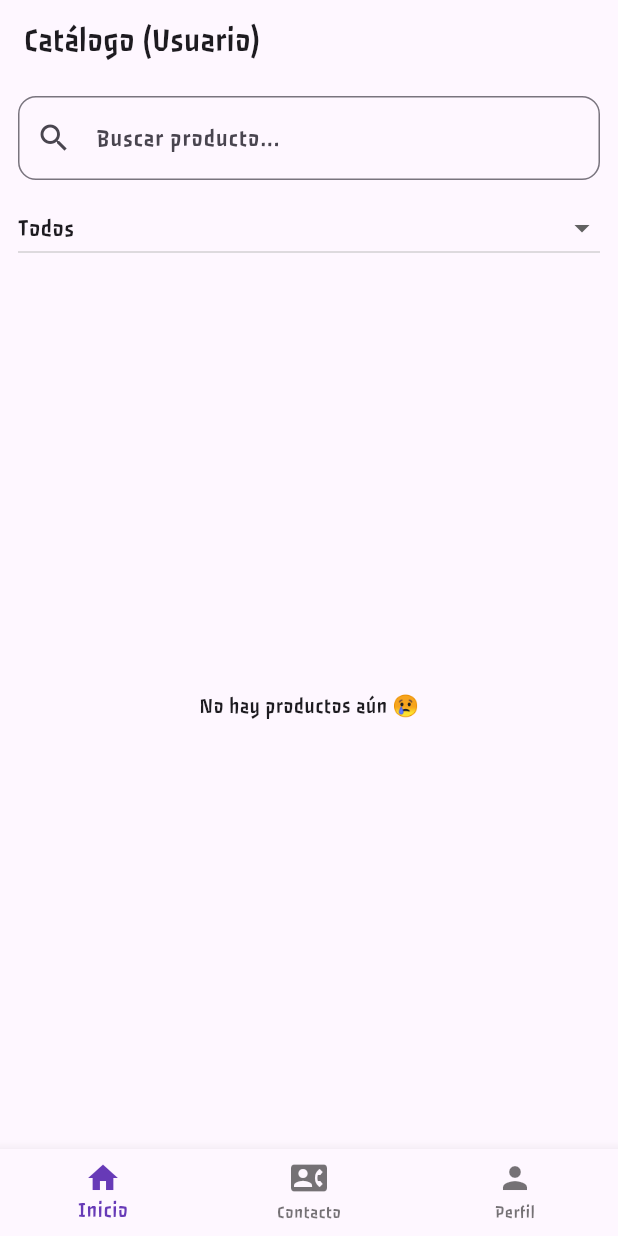
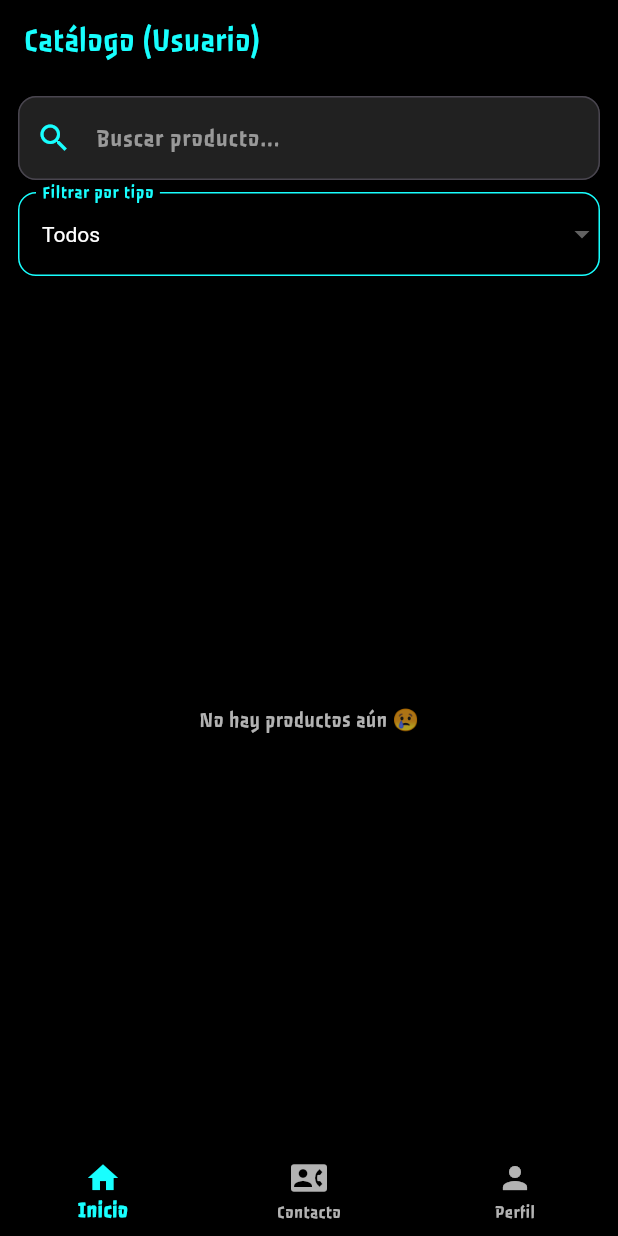
Before and after one commit to Yorshgamer/app-detodo, a Flutter app: the screen it shows after launch, on a phone screen of 412 x 824 dp. Run offline on Flutter 3.47's test engine with Material 3 defaults, Android fonts, the phone set to English and light mode, and no system bars; our stand-ins replace cloud_firestore, firebase_auth, firebase_core, geolocator, google_maps_flutter; accounts and stored records are empty.

Commit message:
Se actualizaron las interfaces de catalogo y barar de navegacion

```diff
--- a/lib/screens/user/MainNavScreen.dart
+++ b/lib/screens/user/MainNavScreen.dart
@@ -1,7 +1,7 @@
 import 'package:flutter/material.dart';
-import 'catalogo_screen.dart'; // ya existente
-import 'contacto_screen.dart'; // por crear
-import 'perfil_screen.dart';   // por crear
+import 'catalogo_screen.dart';
+import 'contacto_screen.dart';
+import 'perfil_screen.dart';
 
 class MainNavScreen extends StatefulWidget {
   final bool modoInvitado;
@@ -25,15 +25,42 @@ class _MainNavScreenState extends State<MainNavScreen> {
     return Scaffold(
       body: paginas[_currentIndex],
       bottomNavigationBar: BottomNavigationBar(
+        backgroundColor: Colors.black,
         currentIndex: _currentIndex,
         onTap: (index) => setState(() => _currentIndex = index),
-        selectedItemColor: Colors.deepPurple,
+        type: BottomNavigationBarType.fixed,
+        selectedItemColor: _getSelectedColor(_currentIndex),
+        unselectedItemColor: Colors.white70,
+        selectedLabelStyle: const TextStyle(fontWeight: FontWeight.bold),
         items: const [
-          BottomNavigationBarItem(icon: Icon(Icons.home), label: 'Inicio'),
-          BottomNavigationBarItem(icon: Icon(Icons.contact_phone), label: 'Contacto'),
-          BottomNavigationBarItem(icon: Icon(Icons.person), label: 'Perfil'),
+          BottomNavigationBarItem(
+            icon: Icon(Icons.home),
+            label: 'Inicio',
+          ),
+          BottomNavigationBarItem(
+            icon: Icon(Icons.contact_phone),
+            label: 'Contacto',
+          ),
+          BottomNavigationBarItem(
+            icon: Icon(Icons.person),
+            label: 'Perfil',
+          ),
         ],
       ),
     );
   }
+
+  /// Retorna el color según el ítem seleccionado
+  Color _getSelectedColor(int index) {
+    switch (index) {
+      case 0:
+        return Colors.cyanAccent; // Inicio
+      case 1:
+        return Colors.amberAccent; // Contacto
+      case 2:
+        return Colors.deepPurpleAccent; // Perfil
+      default:
+        return Colors.cyanAccent;
+    }
+  }
 }
--- a/lib/screens/user/catalogo_screen.dart
+++ b/lib/screens/user/catalogo_screen.dart
@@ -1,6 +1,6 @@
 import 'package:flutter/material.dart';
-import '../auth/login_screen.dart'; // Asegúrate de importar esto
 import 'package:cloud_firestore/cloud_firestore.dart';
+import '../auth/login_screen.dart';
 
 class CatalogoScreen extends StatefulWidget {
   final bool modoInvitado;
@@ -18,9 +18,12 @@ class _CatalogoScreenState extends State<CatalogoScreen> {
   @override
   Widget build(BuildContext context) {
     return Scaffold(
+      backgroundColor: Colors.black,
       appBar: AppBar(
+        backgroundColor: Colors.black,
         title: Text(
           'Catálogo (${widget.modoInvitado ? 'Invitado' : 'Usuario'})',
+          style: const TextStyle(color: Colors.cyanAccent),
         ),
         actions: [
           if (widget.modoInvitado)
@@ -44,11 +47,20 @@ class _CatalogoScreenState extends State<CatalogoScreen> {
           Padding(
             padding: const EdgeInsets.symmetric(horizontal: 12, vertical: 8),
             child: TextField(
-              decoration: const InputDecoration(
+              style: const TextStyle(color: Colors.white),
+              decoration: InputDecoration(
                 hintText: 'Buscar producto...',
-                prefixIcon: Icon(Icons.search),
+                hintStyle: const TextStyle(color: Colors.white54),
+                prefixIcon: const Icon(Icons.search, color: Colors.cyanAccent),
+                filled: true,
+                fillColor: Colors.grey[900],
                 border: OutlineInputBorder(
-                  borderRadius: BorderRadius.all(Radius.circular(12)),
+                  borderRadius: BorderRadius.circular(12),
+                  borderSide: const BorderSide(color: Colors.cyanAccent),
+                ),
+                focusedBorder: OutlineInputBorder(
+                  borderRadius: BorderRadius.circular(12),
+                  borderSide: const BorderSide(color: Colors.cyanAccent, width: 2),
                 ),
               ),
               onChanged: (value) {
@@ -58,12 +70,26 @@ class _CatalogoScreenState extends State<CatalogoScreen> {
               },
             ),
           ),
+
           // 🔘 Filtro por tipo
           Padding(
             padding: const EdgeInsets.symmetric(horizontal: 12),
-            child: DropdownButton<String>(
+            child: DropdownButtonFormField<String>(
+              dropdownColor: Colors.grey[900],
               value: _filtroTipo,
-              isExpanded: true,
+              style: const TextStyle(color: Colors.white),
+              decoration: InputDecoration(
+                labelText: 'Filtrar por tipo',
+                labelStyle: const TextStyle(color: Colors.cyanAccent),
+                enabledBorder: OutlineInputBorder(
+                  borderSide: const BorderSide(color: Colors.cyanAccent),
+                  borderRadius: BorderRadius.circular(12),
+                ),
+                focusedBorder: OutlineInputBorder(
+                  borderSide: const BorderSide(color: Colors.cyanAccent, width: 2),
+                  borderRadius: BorderRadius.circular(12),
+                ),
+              ),
               items: const [
                 DropdownMenuItem(value: 'Todos', child: Text('Todos')),
                 DropdownMenuItem(value: 'ropa', child: Text('Ropa')),
@@ -78,31 +104,32 @@ class _CatalogoScreenState extends State<CatalogoScreen> {
             ),
           ),
 
+          const SizedBox(height: 10),
+
           // 📦 Productos
           Expanded(
             child: StreamBuilder<QuerySnapshot>(
-              stream:
-                  FirebaseFirestore.instance
-                      .collection('productos')
-                      .snapshots(),
+              stream: FirebaseFirestore.instance.collection('productos').snapshots(),
               builder: (context, snapshot) {
                 if (snapshot.connectionState == ConnectionState.waiting) {
-                  return const Center(child: CircularProgressIndicator());
+                  return const Center(child: CircularProgressIndicator(color: Colors.cyanAccent));
                 }
 
                 if (!snapshot.hasData || snapshot.data!.docs.isEmpty) {
-                  return const Center(child: Text('No hay productos aún 😢'));
+                  return const Center(
+                    child: Text(
+                      'No hay productos aún 😢',
+                      style: TextStyle(color: Colors.white70),
+                    ),
+                  );
                 }
 
-                final productosFiltrados =
-                    snapshot.data!.docs.where((doc) {
+                final productosFiltrados = snapshot.data!.docs.where((doc) {
                   final nombre = doc['nombre'].toString().toLowerCase();
                   final tipo = doc['tipo'].toString().toLowerCase();
 
                   final coincideBusqueda = nombre.contains(_busqueda);
-                      final coincideFiltro =
-                          _filtroTipo == 'Todos' ||
-                          tipo == _filtroTipo.toLowerCase();
+                  final coincideFiltro = _filtroTipo == 'Todos' || tipo == _filtroTipo.toLowerCase();
 
                   return coincideBusqueda && coincideFiltro;
                 }).toList();
@@ -120,51 +147,28 @@ class _CatalogoScreenState extends State<CatalogoScreen> {
                     final prod = productosFiltrados[index];
                     final nombre = prod['nombre'];
                     final precio = prod['precio'];
-                    final imagenUrl =
-                        prod.data().toString().contains('imagenURL')
-                            ? prod['imagenURL']
-                            : '';
+                    final imagenUrl = prod.data().toString().contains('imagenURL') ? prod['imagenURL'] : '';
 
                     return Card(
-                      shape: RoundedRectangleBorder(
-                        borderRadius: BorderRadius.circular(16),
-                      ),
-                      elevation: 5,
+                      color: Colors.grey[900],
+                      shape: RoundedRectangleBorder(borderRadius: BorderRadius.circular(16)),
+                      elevation: 4,
                       child: Column(
                         crossAxisAlignment: CrossAxisAlignment.stretch,
                         children: [
                           ClipRRect(
-                            borderRadius: const BorderRadius.vertical(
-                              top: Radius.circular(16),
-                            ),
-                            child:
-                                imagenUrl.isNotEmpty
+                            borderRadius: const BorderRadius.vertical(top: Radius.circular(16)),
+                            child: imagenUrl.isNotEmpty
                                 ? Image.network(
                                     imagenUrl,
                                     height: 130,
                                     fit: BoxFit.cover,
-                                      loadingBuilder: (
-                                        context,
-                                        child,
-                                        loadingProgress,
-                                      ) {
-                                        if (loadingProgress == null)
-                                          return child;
-                                        return const Center(
-                                          child: CircularProgressIndicator(),
-                                        );
-                                      },
-                                      errorBuilder:
-                                          (context, error, stackTrace) =>
-                                              const Icon(
-                                                Icons.broken_image,
-                                                size: 100,
-                                              ),
+                                    loadingBuilder: (context, child, progress) =>
+                                        progress == null ? child : const Center(child: CircularProgressIndicator()),
+                                    errorBuilder: (_, __, ___) =>
+                                        const Icon(Icons.broken_image, color: Colors.white54, size: 100),
                                   )
-                                    : const Icon(
-                                      Icons.image_not_supported,
-                                      size: 100,
-                                    ),
+                                : const Icon(Icons.image_not_supported, size: 100, color: Colors.white24),
                           ),
                           Padding(
                             padding: const EdgeInsets.all(10),
@@ -176,6 +180,7 @@ class _CatalogoScreenState extends State<CatalogoScreen> {
                                   style: const TextStyle(
                                     fontWeight: FontWeight.bold,
                                     fontSize: 16,
+                                    color: Colors.white,
                                   ),
                                   textAlign: TextAlign.center,
                                 ),
@@ -184,19 +189,19 @@ class _CatalogoScreenState extends State<CatalogoScreen> {
                                   '\$${precio.toStringAsFixed(2)}',
                                   style: const TextStyle(
                                     fontSize: 20,
-                                    color: Colors.deepPurple,
+                                    color: Colors.cyanAccent,
                                     fontWeight: FontWeight.w600,
                                   ),
                                 ),
                                 const SizedBox(height: 8),
                                 ElevatedButton(
+                                  style: ElevatedButton.styleFrom(
+                                    backgroundColor: Colors.cyanAccent,
+                                    foregroundColor: Colors.black,
+                                  ),
                                   onPressed: () {
                                     ScaffoldMessenger.of(context).showSnackBar(
-                                      SnackBar(
-                                        content: Text(
-                                          '$nombre agregado al carrito',
-                                        ),
-                                      ),
+                                      SnackBar(content: Text('$nombre agregado al carrito')),
                                     );
                                   },
                                   child: const Text('Agregar'),
```
Lines whose indentation alone changed are shown as unchanged.
